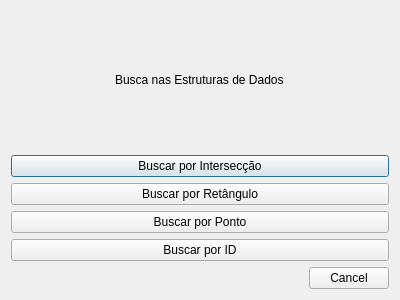
First picture: the form in ui/searchwindow.ui, repository josecleiton/GIS-RTree, before the edit.
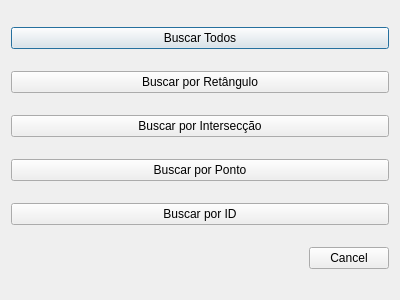
Second picture: the form after the edit.

Patch:
```diff
--- a/ui/searchwindow.ui
+++ b/ui/searchwindow.ui
@@ -13,20 +13,11 @@
   <property name="windowTitle">
    <string>Dialog</string>
   </property>
-  <layout class="QVBoxLayout" name="verticalLayout_2">
-   <item>
     <layout class="QVBoxLayout" name="verticalLayout">
-     <item alignment="Qt::AlignHCenter">
-      <widget class="QLabel" name="titulo">
-       <property name="text">
-        <string>Busca nas Estruturas de Dados</string>
-       </property>
-      </widget>
-     </item>
      <item>
-      <widget class="QPushButton" name="interseccao">
+    <widget class="QPushButton" name="all">
        <property name="text">
-        <string>Buscar por Intersecção</string>
+      <string>Buscar Todos</string>
        </property>
       </widget>
      </item>
@@ -37,6 +28,13 @@
        </property>
       </widget>
      </item>
+   <item>
+    <widget class="QPushButton" name="interseccao">
+     <property name="text">
+      <string>Buscar por Intersecção</string>
+     </property>
+    </widget>
+   </item>
      <item>
       <widget class="QPushButton" name="ponto">
        <property name="text">
@@ -60,8 +58,6 @@
         <set>QDialogButtonBox::Cancel</set>
        </property>
       </widget>
-     </item>
-    </layout>
    </item>
   </layout>
  </widget>
```
Lines whose indentation alone changed are shown as unchanged.
